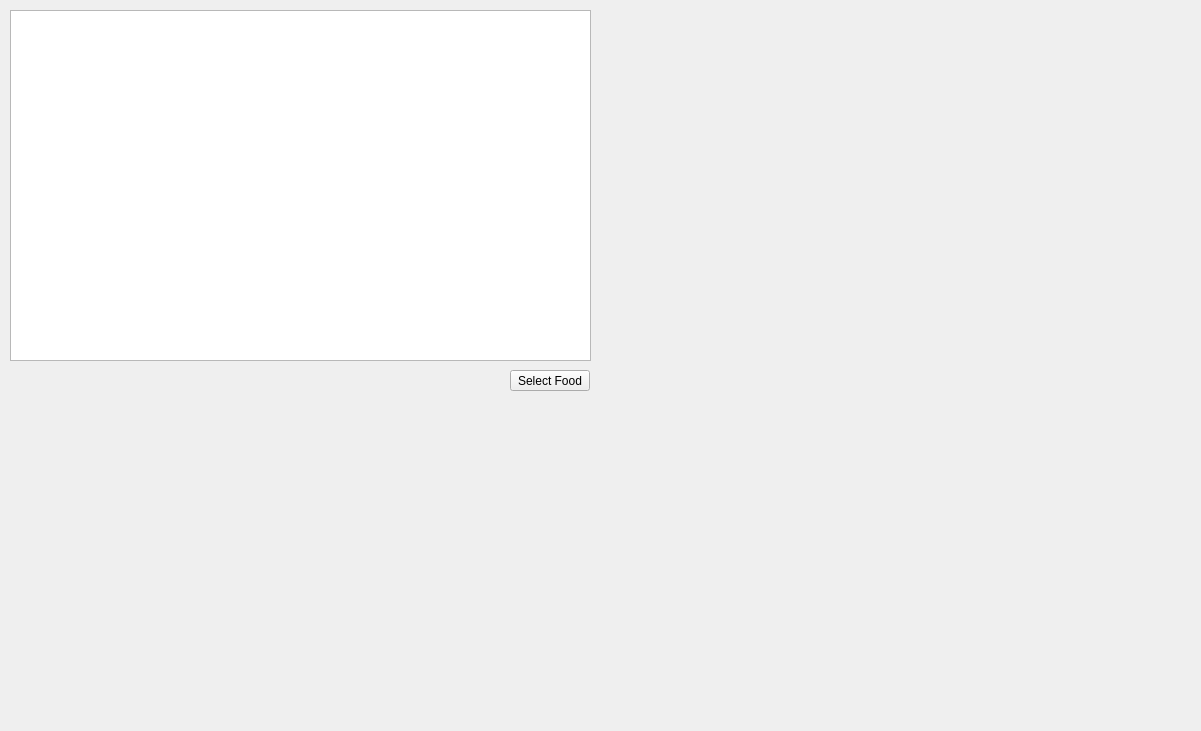
AaronGeesink/CS1D-European-Vacation-Project, file European-Vacation-Program/cityselectwindow.ui: the form before one commit.
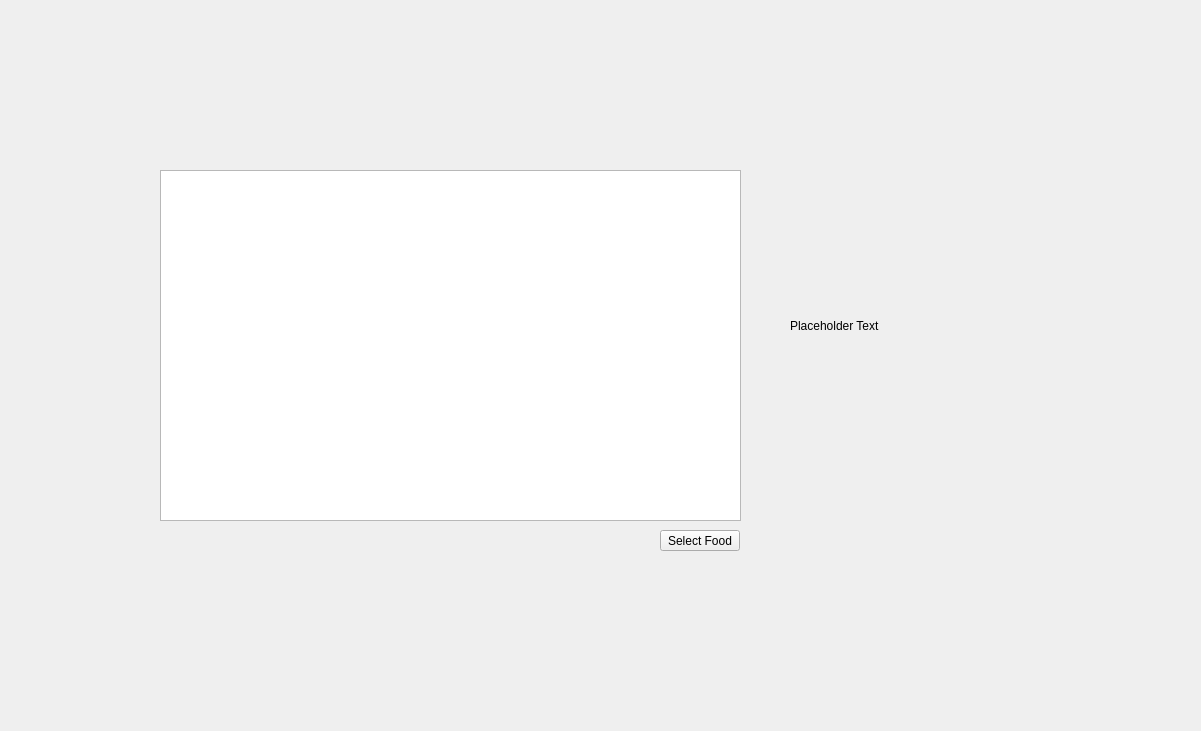
The form after the commit.

Commit message: created ui for each trip plan

Diff of the .ui file:
```diff
--- a/European-Vacation-Program/cityselectwindow.ui
+++ b/European-Vacation-Program/cityselectwindow.ui
@@ -16,8 +16,8 @@
   <widget class="QPushButton" name="moveToFoodSelect">
    <property name="geometry">
     <rect>
-     <x>510</x>
-     <y>370</y>
+     <x>660</x>
+     <y>530</y>
      <width>80</width>
      <height>21</height>
     </rect>
@@ -29,13 +29,26 @@
   <widget class="QTableWidget" name="cityTable">
    <property name="geometry">
     <rect>
-     <x>10</x>
-     <y>10</y>
+     <x>160</x>
+     <y>170</y>
      <width>581</width>
      <height>351</height>
     </rect>
    </property>
   </widget>
+  <widget class="QLabel" name="cityLabel">
+   <property name="geometry">
+    <rect>
+     <x>790</x>
+     <y>210</y>
+     <width>201</width>
+     <height>231</height>
+    </rect>
+   </property>
+   <property name="text">
+    <string>Placeholder Text</string>
+   </property>
+  </widget>
  </widget>
  <resources/>
  <connections/>
```
The commit also changes 3 other files.
